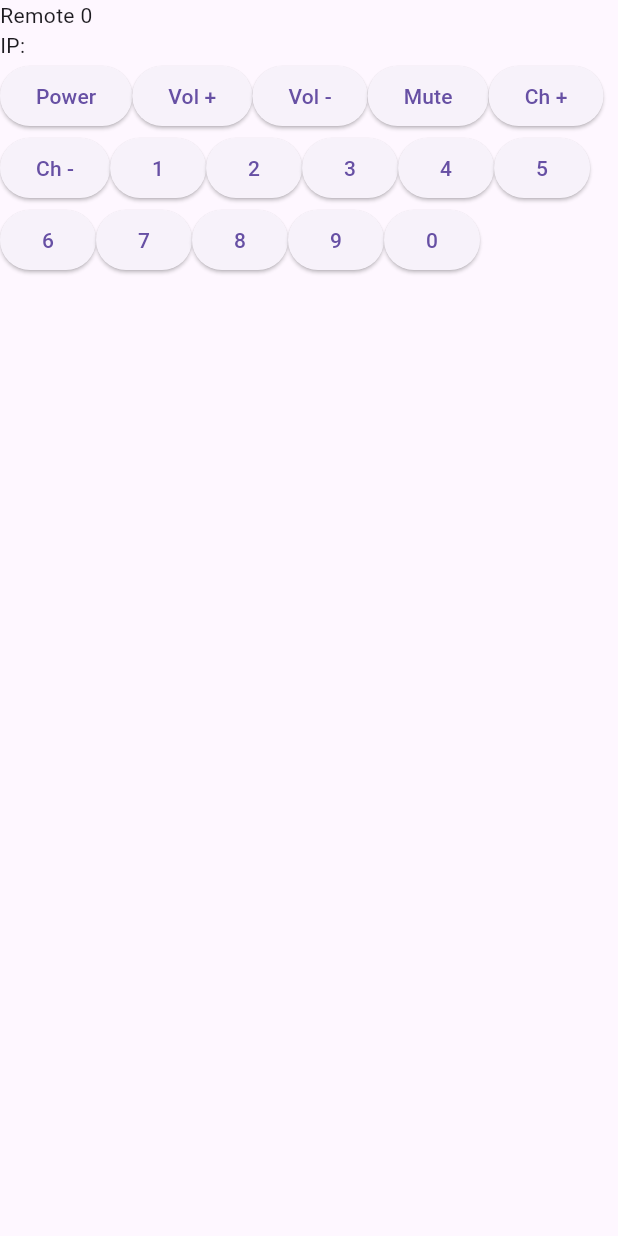
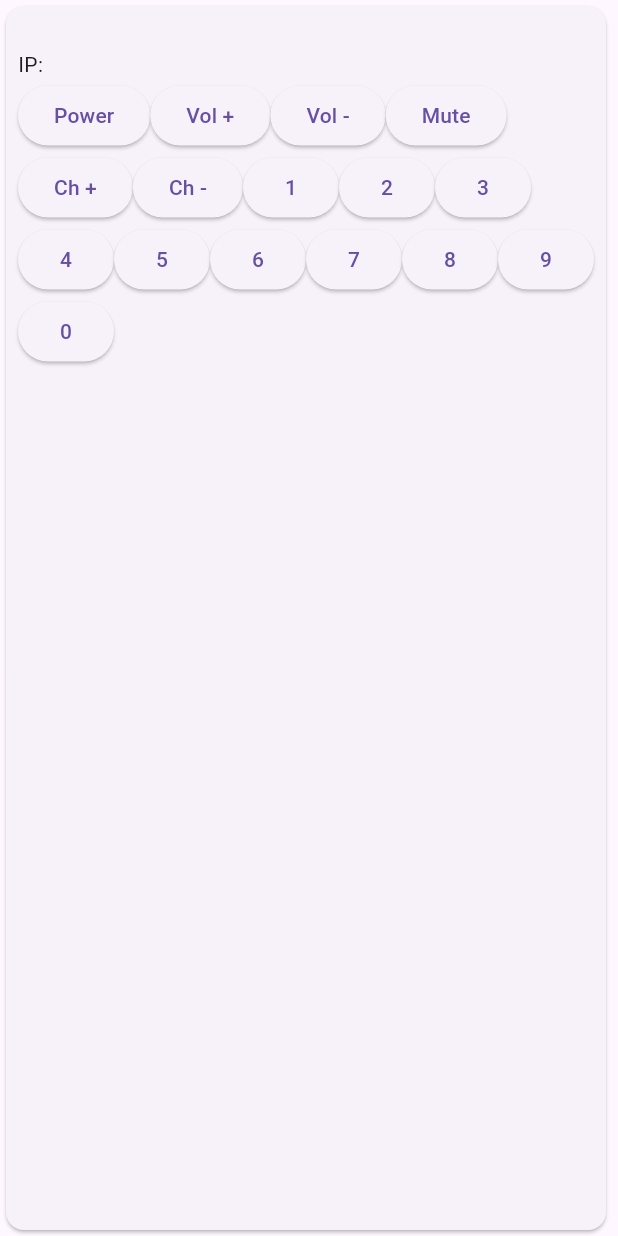
Before and after one commit to dennuguyen/TVMate, a Flutter app: the Remote widget shown alone on an empty page, opened directly with empty values, on a phone screen of 412 x 824 dp. Run offline on Flutter 3.47's test engine with Material 3 defaults, Android fonts, the phone set to English and light mode, and no system bars; missing offline and left inert: network_tools.

Commit message:
Wrap remote with card. Show label.

```diff
--- a/lib/src/remote/remote.dart
+++ b/lib/src/remote/remote.dart
@@ -63,10 +63,13 @@ class _Remote extends State<Remote> {
 
   @override
   Widget build(BuildContext context) {
-    return Column(
+    return Card(
+      child: Padding(
+        padding: const EdgeInsets.all(8.0),
+        child: Column(
           crossAxisAlignment: CrossAxisAlignment.start,
           children: [
-        Text("Remote $id"),
+            Text(widget.label),
             Text("IP: ${widget.ip}"),
             Wrap(
               children: controlCodes.keys.map((key) {
@@ -77,6 +80,8 @@ class _Remote extends State<Remote> {
               }).toList(),
             )
           ],
+        ),
+      ),
     );
   }
 
```
Lines whose indentation alone changed are shown as unchanged.
